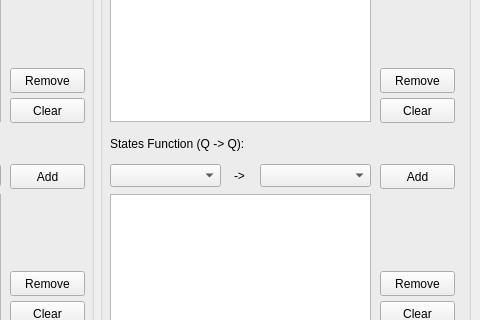
Before: the Qt Designer form ProtocolCreator.ui in VakelHente/PPSimulator, drawn with Qt 5; both pictures show x 150 to 630 and y 109 to 429 of the 908 by 696 pixel window.
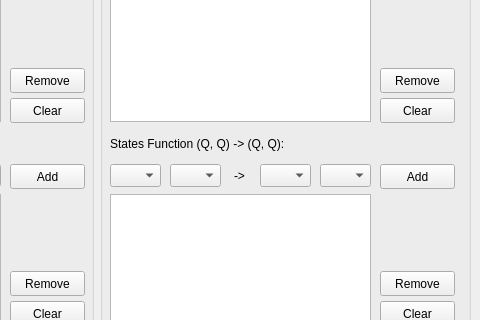
After: the same form once the commit is applied.

Commit message: Fixed protocolCreator ui and py + add managed warnings dialogs

```diff
--- a/ProtocolCreator.ui
+++ b/ProtocolCreator.ui
@@ -381,9 +381,9 @@
     <widget class="QComboBox" name="comboBox_secondElemOfStatesFunc">
      <property name="geometry">
       <rect>
-       <x>160</x>
+       <x>70</x>
        <y>263</y>
-       <width>111</width>
+       <width>51</width>
        <height>23</height>
       </rect>
      </property>
@@ -406,7 +406,7 @@
       <rect>
        <x>10</x>
        <y>263</y>
-       <width>111</width>
+       <width>51</width>
        <height>23</height>
       </rect>
      </property>
@@ -429,12 +429,12 @@
       <rect>
        <x>10</x>
        <y>233</y>
-       <width>150</width>
+       <width>200</width>
        <height>20</height>
       </rect>
      </property>
      <property name="text">
-      <string>States Function (Q -&gt; Q):</string>
+      <string>States Function (Q, Q) -&gt; (Q, Q):</string>
      </property>
     </widget>
     <widget class="QPushButton" name="btn_removeFromOutputFunction">
@@ -552,6 +552,26 @@
       </rect>
      </property>
     </widget>
+    <widget class="QComboBox" name="comboBox_thirdElemOfStatesFunc">
+     <property name="geometry">
+      <rect>
+       <x>160</x>
+       <y>263</y>
+       <width>51</width>
+       <height>23</height>
+      </rect>
+     </property>
+    </widget>
+    <widget class="QComboBox" name="comboBox_fourthElemOfStatesFunc">
+     <property name="geometry">
+      <rect>
+       <x>220</x>
+       <y>263</y>
+       <width>51</width>
+       <height>23</height>
+      </rect>
+     </property>
+    </widget>
    </widget>
    <widget class="QGroupBox" name="groupBox_FileSettings">
     <property name="geometry">
```
The commit also changes 5 other files.
